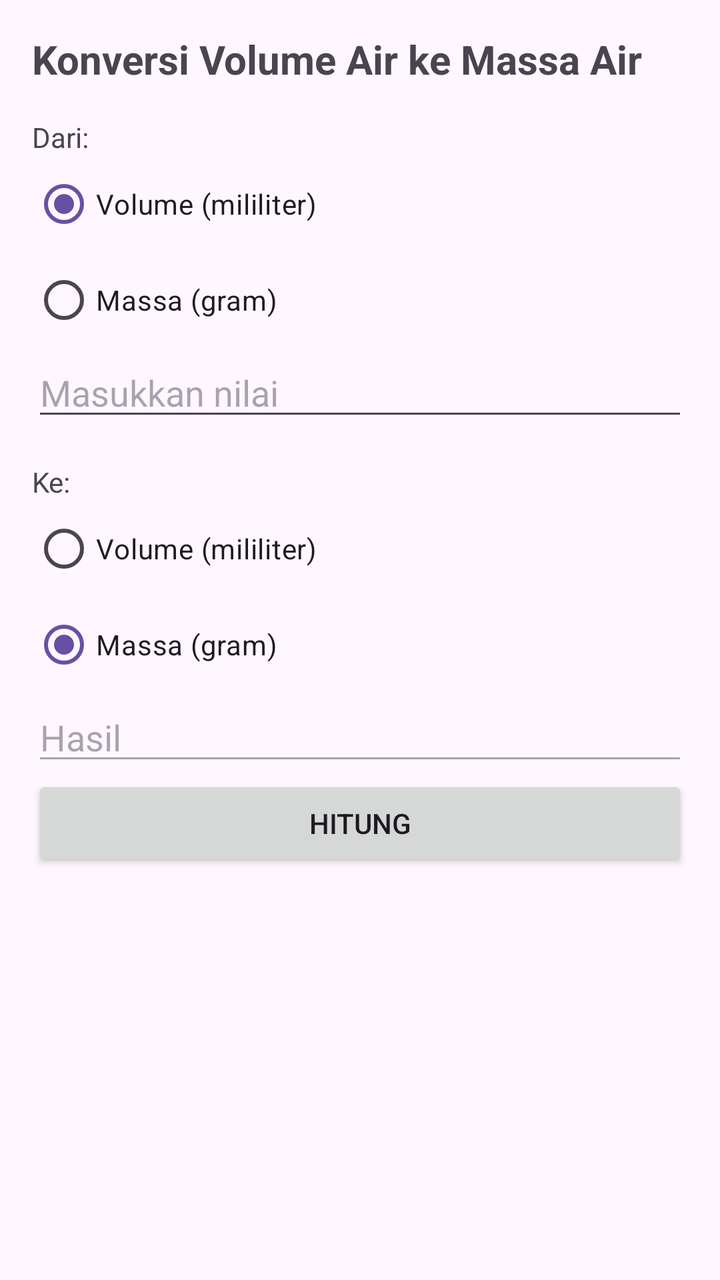
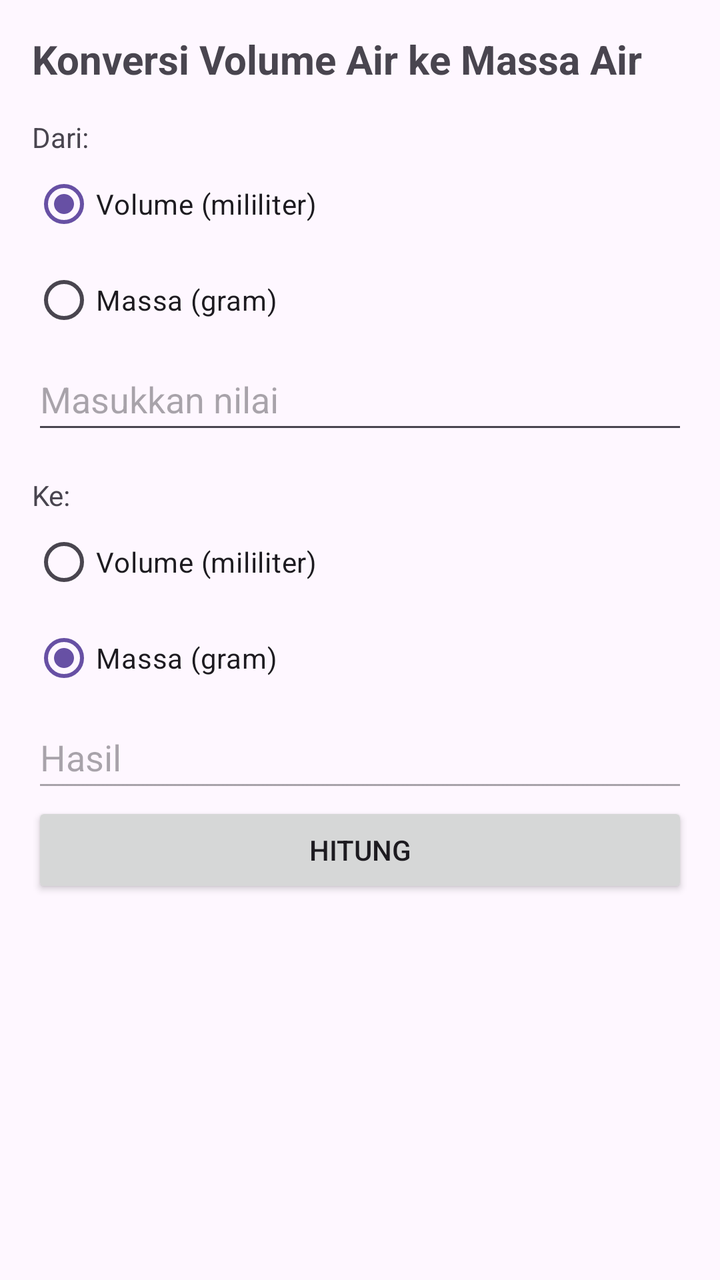

An Android layout rendered at two revisions. The XML below is the earlier revision; the diff shows what the commit changed to produce the second picture.
<!-- AndroidManifest.xml: application theme Theme.KonversiAir -->
<!-- res/layout/activity_main.xml -->
<?xml version="1.0" encoding="utf-8"?>
<LinearLayout xmlns:android="http://schemas.android.com/apk/res/android"
    android:layout_width="match_parent"
    android:layout_height="match_parent"
    android:orientation="vertical"
    android:padding="16dp">

    <TextView
        android:layout_width="wrap_content"
        android:layout_height="wrap_content"
        android:text="Konversi Volume Air ke Massa Air"
        android:textSize="20sp"
        android:textStyle="bold" />

    <TextView
        android:layout_width="wrap_content"
        android:layout_height="wrap_content"
        android:layout_marginTop="16dp"
        android:text="Dari:" />

    <RadioGroup
        android:id="@+id/rgDari"
        android:layout_width="match_parent"
        android:layout_height="wrap_content">
        <RadioButton
            android:id="@+id/rbDariVolume"
            android:layout_width="wrap_content"
            android:layout_height="wrap_content"
            android:checked="true"
            android:text="Volume (mililiter)" />
        <RadioButton
            android:id="@+id/rbDariMassa"
            android:layout_width="wrap_content"
            android:layout_height="wrap_content"
            android:text="Massa (gram)" />
    </RadioGroup>

    <EditText
        android:id="@+id/etInput"
        android:layout_width="match_parent"
        android:layout_height="wrap_content"
        android:hint="Masukkan nilai"
        android:inputType="numberDecimal" />

    <TextView
        android:layout_width="wrap_content"
        android:layout_height="wrap_content"
        android:layout_marginTop="16dp"
        android:text="Ke:" />

    <RadioGroup
        android:id="@+id/rgKe"
        android:layout_width="match_parent"
        android:layout_height="wrap_content">
        <RadioButton
            android:id="@+id/rbKeVolume"
            android:layout_width="wrap_content"
            android:layout_height="wrap_content"
            android:text="Volume (mililiter)" />
        <RadioButton
            android:id="@+id/rbKeMassa"
            android:layout_width="wrap_content"
            android:layout_height="wrap_content"
            android:checked="true"
            android:text="Massa (gram)" />
    </RadioGroup>

    <EditText
        android:id="@+id/etHasil"
        android:layout_width="match_parent"
        android:layout_height="wrap_content"
        android:hint="Hasil"
        android:enabled="false" />

    <Button
        android:id="@+id/btnHitung"
        android:layout_width="match_parent"
        android:layout_height="wrap_content"
        android:text="Hitung" />
</LinearLayout>
<!-- resources referenced by this layout -->
<resources>
  <style name="Theme.KonversiAir" parent="Base.Theme.KonversiAir" />
  <style name="Base.Theme.KonversiAir" parent="Theme.Material3.DayNight.NoActionBar">
          
          
      </style>
</resources>

<!-- the commit's change to res/layout/activity_main.xml (unified diff, before → after) -->
@@ -39,6 +39,7 @@
         android:id="@+id/etInput"
         android:layout_width="match_parent"
         android:layout_height="wrap_content"
+        android:minHeight="48dp"
         android:hint="Masukkan nilai"
         android:inputType="numberDecimal" />
 
@@ -69,6 +70,7 @@
         android:id="@+id/etHasil"
         android:layout_width="match_parent"
         android:layout_height="wrap_content"
+        android:minHeight="48dp"
         android:hint="Hasil"
         android:enabled="false" />
 
